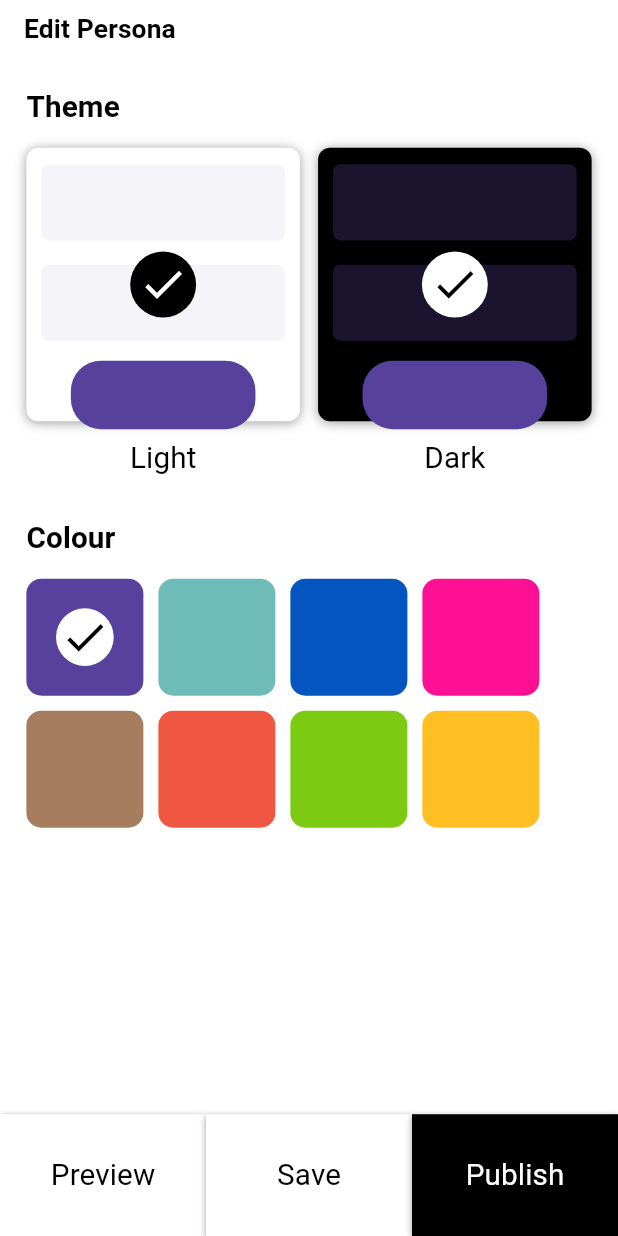
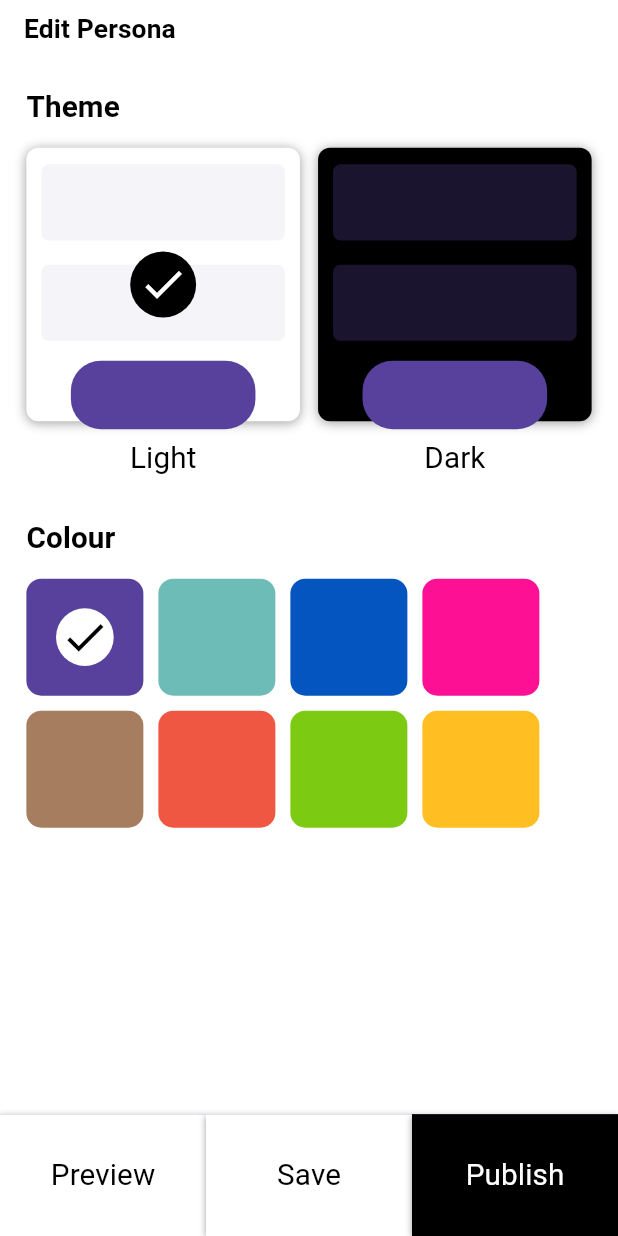
Before and after one commit to atsign-foundation/at_wavi_app, a Flutter app: the screen it shows after launch, on a phone screen of 412 x 824 dp. Run offline on Flutter 3.47's test engine with Material 2 defaults, Android fonts, the light colour scheme and no system bars; our stand-ins replace hive, hive_flutter; accounts and stored records are empty; Roboto replaces fonts that are missing (HelveticaNeu).

Commit message:
Theme switch working

```diff
--- a/lib/screens/edit_persona/edit_persona.dart
+++ b/lib/screens/edit_persona/edit_persona.dart
@@ -3,7 +3,10 @@ import 'package:at_wavi_app/routes/routes.dart';
 import 'package:at_wavi_app/services/size_config.dart';
 import 'package:at_wavi_app/utils/colors.dart';
 import 'package:at_wavi_app/utils/text_styles.dart';
+import 'package:at_wavi_app/utils/theme.dart';
+import 'package:at_wavi_app/view_models/theme_view_model.dart';
 import 'package:flutter/material.dart';
+import 'package:provider/provider.dart';
 
 class EditPersona extends StatefulWidget {
   const EditPersona({Key? key}) : super(key: key);
@@ -13,6 +16,7 @@ class EditPersona extends StatefulWidget {
 }
 
 class _EditPersonaState extends State<EditPersona> {
+  late ThemeColor _themeColor;
   List<Color> _colors = [
     ColorConstants.purple,
     ColorConstants.peach,
@@ -27,19 +31,27 @@ class _EditPersonaState extends State<EditPersona> {
   Color _selectedColor = ColorConstants.purple;
 
   @override
+  void initState() {
+    super.initState();
+  }
+
+  @override
   Widget build(BuildContext context) {
     SizeConfig().init(context);
+    _themeColor = Provider.of<ThemeProvider>(context, listen: false).getTheme;
     return Scaffold(
         bottomSheet: _bottomSheet(),
-        backgroundColor: ColorConstants.white,
+        backgroundColor: Theme.of(context).scaffoldBackgroundColor,
         appBar: AppBar(
           toolbarHeight: 40,
           title: Text(
             'Edit Persona',
-            style: CustomTextStyles.blackBold(size: 16),
+            style: CustomTextStyles.customBoldTextStyle(
+                Theme.of(context).primaryColor,
+                size: 16),
           ),
           centerTitle: false,
-          backgroundColor: ColorConstants.white,
+          backgroundColor: Theme.of(context).scaffoldBackgroundColor,
           elevation: 0,
         ),
         body: Padding(
@@ -132,7 +144,9 @@ class _EditPersonaState extends State<EditPersona> {
           height: 80.toHeight,
           alignment: Alignment.center,
           decoration: BoxDecoration(
-              color: isDark ? ColorConstants.black : ColorConstants.white,
+              color: isDark
+                  ? Theme.of(context).primaryColor
+                  : Theme.of(context).scaffoldBackgroundColor,
               boxShadow: [
                 BoxShadow(
                   color: Colors.grey,
@@ -140,17 +154,28 @@ class _EditPersonaState extends State<EditPersona> {
                   blurRadius: 3.0,
                 ),
               ]),
-          child: Text(_text,
+          child: Text(
+            _text,
             style: isDark
-                  ? CustomTextStyles.white(size: 18)
-                  : CustomTextStyles.black(size: 18)),
+                ? CustomTextStyles.customTextStyle(
+                    Theme.of(context).scaffoldBackgroundColor,
+                    size: 18)
+                : CustomTextStyles.customTextStyle(
+                    Theme.of(context).primaryColor,
+                    size: 18),
+          ),
         ),
       ),
     );
   }
 
   Widget _themeCard({bool isDark = false}) {
-    return Container(
+    return InkWell(
+      onTap: () {
+        Provider.of<ThemeProvider>(context, listen: false)
+            .setTheme(isDark ? ThemeColor.Dark : ThemeColor.Light);
+      },
+      child: Container(
         width: 166.toWidth,
         height: 166.toWidth,
         decoration: BoxDecoration(
@@ -190,8 +215,11 @@ class _EditPersonaState extends State<EditPersona> {
                 _button(),
               ],
             ),
-          Positioned(child: _circularDoneIcon(isDark: isDark))
+            _themeColor == (isDark ? ThemeColor.Dark : ThemeColor.Light)
+                ? Positioned(child: _circularDoneIcon(isDark: isDark))
+                : SizedBox()
           ],
+        ),
       ),
     );
   }
--- a/lib/utils/text_styles.dart
+++ b/lib/utils/text_styles.dart
@@ -26,4 +26,17 @@ class CustomTextStyles {
       fontSize: size.toFont,
       letterSpacing: 0.1,
       fontWeight: FontWeight.bold);
+
+  static TextStyle customTextStyle(Color color, {int size = 16}) => TextStyle(
+      color: color,
+      fontSize: size.toFont,
+      letterSpacing: 0.1,
+      fontWeight: FontWeight.normal);
+
+  static TextStyle customBoldTextStyle(Color color, {int size = 16}) =>
+      TextStyle(
+          color: color,
+          fontSize: size.toFont,
+          letterSpacing: 0.1,
+          fontWeight: FontWeight.bold);
 }
--- a/lib/utils/theme.dart
+++ b/lib/utils/theme.dart
@@ -1,3 +1,4 @@
+import 'package:at_wavi_app/utils/colors.dart';
 import 'package:at_wavi_app/view_models/theme_view_model.dart';
 import 'package:flutter/material.dart';
 
@@ -6,121 +7,121 @@ class Themes {
   static final Themes _instance = Themes._();
   factory Themes() => _instance;
   // ignore: non_constant_identifier_names
-  // ThemeData PRIMARY_THEME = ThemeData(
-  //   primaryColor: AllColors().Black,
-  //   fontFamily: 'HelveticaNeu',
-  //   visualDensity: VisualDensity.adaptivePlatformDensity,
-  // );
+  ThemeData PRIMARY_THEME = ThemeData(
+    primaryColor: ColorConstants.white,
+    fontFamily: 'HelveticaNeu',
+    visualDensity: VisualDensity.adaptivePlatformDensity,
+  );
 
-  // static ThemeData get lightTheme {
-  //   return ThemeData(
-  //     brightness: Brightness.light,
-  //     primaryColor: AllColors().Black,
-  //     accentColor: AllColors().ORANGE,
-  //     hintColor: AllColors().DARK_GREY,
-  //     textTheme: TextTheme(
-  //       subtitle1: TextStyle(color: AllColors().DARK_GREY, fontSize: 12),
-  //       subtitle2: TextStyle(color: AllColors().DARK_GREY, fontSize: 10),
-  //       bodyText1: TextStyle(color: AllColors().DARK_GREY, fontSize: 16),
-  //       bodyText2: TextStyle(color: AllColors().DARK_GREY, fontSize: 14),
-  //       headline1: TextStyle(
-  //           color: AllColors().Black,
-  //           fontSize: 18,
-  //           fontWeight: FontWeight.w700),
-  //       headline2: TextStyle(
-  //           color: AllColors().ORANGE,
-  //           fontSize: 18,
-  //           fontWeight: FontWeight.w700),
-  //       headline3: TextStyle(color: AllColors().GREY, fontSize: 16),
-  //       headline4: TextStyle(color: AllColors().GREY, fontSize: 14),
-  //       headline5: TextStyle(color: AllColors().GREY, fontSize: 12),
-  //     ),
-  //     primaryTextTheme: TextTheme(
-  //       headline1: TextStyle(
-  //           color: AllColors().Black,
-  //           fontSize: 18,
-  //           fontWeight: FontWeight.w700),
-  //       headline2: TextStyle(color: AllColors().Black, fontSize: 16),
-  //       headline3: TextStyle(color: AllColors().Black, fontSize: 14),
-  //       headline4: TextStyle(color: AllColors().Black, fontSize: 12),
-  //       headline5: TextStyle(color: AllColors().Black, fontSize: 10),
-  //     ),
-  //     iconTheme: IconThemeData(color: AllColors().Black),
-  //     appBarTheme: AppBarTheme(
-  //         color: AllColors().WHITE,
-  //         iconTheme: IconThemeData(color: AllColors().Black),
-  //         textTheme: TextTheme(
-  //             headline1: TextStyle(
-  //                 fontSize: 18,
-  //                 fontWeight: FontWeight.w700,
-  //                 color: AllColors().Black),
-  //             headline2: TextStyle(
-  //                 fontSize: 15,
-  //                 fontWeight: FontWeight.w700,
-  //                 color: AllColors().WHITE))),
-  //     scaffoldBackgroundColor: AllColors().WHITE,
-  //     fontFamily: 'HelveticaNeu',
-  //     visualDensity: VisualDensity.adaptivePlatformDensity,
-  //   );
-  // }
+  static ThemeData get lightTheme {
+    return ThemeData(
+      brightness: Brightness.light,
+      primaryColor: ColorConstants.black,
+      canvasColor: ColorConstants.purpleShade2,
+      // hintColor: AllColors().DARK_GREY,
+      // textTheme: TextTheme(
+      //   subtitle1: TextStyle(color: AllColors().DARK_GREY, fontSize: 12),
+      //   subtitle2: TextStyle(color: AllColors().DARK_GREY, fontSize: 10),
+      //   bodyText1: TextStyle(color: AllColors().DARK_GREY, fontSize: 16),
+      //   bodyText2: TextStyle(color: AllColors().DARK_GREY, fontSize: 14),
+      //   headline1: TextStyle(
+      //       color: AllColors().Black,
+      //       fontSize: 18,
+      //       fontWeight: FontWeight.w700),
+      //   headline2: TextStyle(
+      //       color: AllColors().ORANGE,
+      //       fontSize: 18,
+      //       fontWeight: FontWeight.w700),
+      //   headline3: TextStyle(color: AllColors().GREY, fontSize: 16),
+      //   headline4: TextStyle(color: AllColors().GREY, fontSize: 14),
+      //   headline5: TextStyle(color: AllColors().GREY, fontSize: 12),
+      // ),
+      // primaryTextTheme: TextTheme(
+      //   headline1: TextStyle(
+      //       color: AllColors().Black,
+      //       fontSize: 18,
+      //       fontWeight: FontWeight.w700),
+      //   headline2: TextStyle(color: AllColors().Black, fontSize: 16),
+      //   headline3: TextStyle(color: AllColors().Black, fontSize: 14),
+      //   headline4: TextStyle(color: AllColors().Black, fontSize: 12),
+      //   headline5: TextStyle(color: AllColors().Black, fontSize: 10),
+      // ),
+      // iconTheme: IconThemeData(color: AllColors().Black),
+      // appBarTheme: AppBarTheme(
+      //     color: AllColors().WHITE,
+      //     iconTheme: IconThemeData(color: AllColors().Black),
+      //     textTheme: TextTheme(
+      //         headline1: TextStyle(
+      //             fontSize: 18,
+      //             fontWeight: FontWeight.w700,
+      //             color: AllColors().Black),
+      //         headline2: TextStyle(
+      //             fontSize: 15,
+      //             fontWeight: FontWeight.w700,
+      //             color: AllColors().WHITE))),
+      scaffoldBackgroundColor: ColorConstants.white,
+      fontFamily: 'HelveticaNeu',
+      visualDensity: VisualDensity.adaptivePlatformDensity,
+    );
+  }
 
-  // static ThemeData get darkTheme {
-  //   return ThemeData(
-  //     brightness: Brightness.dark,
-  //     primaryColor: AllColors().WHITE,
-  //     accentColor: AllColors().ORANGE,
-  //     hintColor: AllColors().DARK_GREY,
-  //     textTheme: TextTheme(
-  //       subtitle1: TextStyle(color: AllColors().DARK_GREY, fontSize: 12),
-  //       subtitle2: TextStyle(color: AllColors().DARK_GREY, fontSize: 10),
-  //       bodyText1: TextStyle(color: AllColors().DARK_GREY, fontSize: 16),
-  //       bodyText2: TextStyle(color: AllColors().DARK_GREY, fontSize: 14),
-  //       headline1: TextStyle(
-  //           color: AllColors().LIGHT_GREY,
-  //           fontSize: 18,
-  //           fontWeight: FontWeight.w700),
-  //       headline2: TextStyle(
-  //           color: AllColors().ORANGE,
-  //           fontSize: 18,
-  //           fontWeight: FontWeight.w700),
-  //       headline3: TextStyle(color: AllColors().GREY, fontSize: 16),
-  //       headline4: TextStyle(color: AllColors().GREY, fontSize: 14),
-  //       headline5: TextStyle(color: AllColors().GREY, fontSize: 12),
-  //     ),
-  //     primaryTextTheme: TextTheme(
-  //       headline1: TextStyle(
-  //           color: AllColors().WHITE,
-  //           fontSize: 18,
-  //           fontWeight: FontWeight.w700),
-  //       headline2: TextStyle(color: AllColors().WHITE, fontSize: 16),
-  //       headline3: TextStyle(color: AllColors().WHITE, fontSize: 14),
-  //       headline4: TextStyle(color: AllColors().WHITE, fontSize: 12),
-  //       headline5: TextStyle(color: AllColors().WHITE, fontSize: 10),
-  //     ),
-  //     iconTheme: IconThemeData(color: AllColors().WHITE),
-  //     appBarTheme: AppBarTheme(
-  //         color: AllColors().Black,
-  //         iconTheme: IconThemeData(color: AllColors().WHITE),
-  //         textTheme: TextTheme(
-  //             headline1: TextStyle(
-  //                 fontSize: 18,
-  //                 fontWeight: FontWeight.w700,
-  //                 color: AllColors().WHITE),
-  //             headline2: TextStyle(
-  //                 fontSize: 15,
-  //                 fontWeight: FontWeight.w700,
-  //                 color: AllColors().WHITE))),
-  //     scaffoldBackgroundColor: AllColors().Black,
-  //     fontFamily: 'HelveticaNeu',
-  //     visualDensity: VisualDensity.adaptivePlatformDensity,
-  //   );
-  // }
+  static ThemeData get darkTheme {
+    return ThemeData(
+      brightness: Brightness.dark,
+      primaryColor: ColorConstants.white,
+      canvasColor: ColorConstants.purpleShade2,
+      // hintColor: AllColors().DARK_GREY,
+      // textTheme: TextTheme(
+      //   subtitle1: TextStyle(color: AllColors().DARK_GREY, fontSize: 12),
+      //   subtitle2: TextStyle(color: AllColors().DARK_GREY, fontSize: 10),
+      //   bodyText1: TextStyle(color: AllColors().DARK_GREY, fontSize: 16),
+      //   bodyText2: TextStyle(color: AllColors().DARK_GREY, fontSize: 14),
+      //   headline1: TextStyle(
+      //       color: AllColors().LIGHT_GREY,
+      //       fontSize: 18,
+      //       fontWeight: FontWeight.w700),
+      //   headline2: TextStyle(
+      //       color: AllColors().ORANGE,
+      //       fontSize: 18,
+      //       fontWeight: FontWeight.w700),
+      //   headline3: TextStyle(color: AllColors().GREY, fontSize: 16),
+      //   headline4: TextStyle(color: AllColors().GREY, fontSize: 14),
+      //   headline5: TextStyle(color: AllColors().GREY, fontSize: 12),
+      // ),
+      // primaryTextTheme: TextTheme(
+      //   headline1: TextStyle(
+      //       color: AllColors().WHITE,
+      //       fontSize: 18,
+      //       fontWeight: FontWeight.w700),
+      //   headline2: TextStyle(color: AllColors().WHITE, fontSize: 16),
+      //   headline3: TextStyle(color: AllColors().WHITE, fontSize: 14),
+      //   headline4: TextStyle(color: AllColors().WHITE, fontSize: 12),
+      //   headline5: TextStyle(color: AllColors().WHITE, fontSize: 10),
+      // ),
+      // iconTheme: IconThemeData(color: AllColors().WHITE),
+      // appBarTheme: AppBarTheme(
+      //     color: AllColors().Black,
+      //     iconTheme: IconThemeData(color: AllColors().WHITE),
+      //     textTheme: TextTheme(
+      //         headline1: TextStyle(
+      //             fontSize: 18,
+      //             fontWeight: FontWeight.w700,
+      //             color: AllColors().WHITE),
+      //         headline2: TextStyle(
+      //             fontSize: 15,
+      //             fontWeight: FontWeight.w700,
+      //             color: AllColors().WHITE))),
+      scaffoldBackgroundColor: ColorConstants.black,
+      fontFamily: 'HelveticaNeu',
+      visualDensity: VisualDensity.adaptivePlatformDensity,
+    );
+  }
 
   static ThemeData getThemeData(ThemeColor _themeColor) {
     if (_themeColor == ThemeColor.Dark) {
-      return ThemeData.dark();
+      return Themes.darkTheme;
     } else {
-      return ThemeData.light();
+      return Themes.lightTheme;
     }
   }
 }
--- a/pubspec.yaml
+++ b/pubspec.yaml
@@ -27,7 +27,7 @@ dependencies:
   provider: ^5.0.0
   hive: ^2.0.4
   hive_flutter: ^1.0.0
-
+  google_fonts: ^2.1.0
 
 
   # The following adds the Cupertino Icons font to your application.
```
Also changed, not shown: pubspec.lock. Lines whose indentation alone changed are shown as unchanged.
